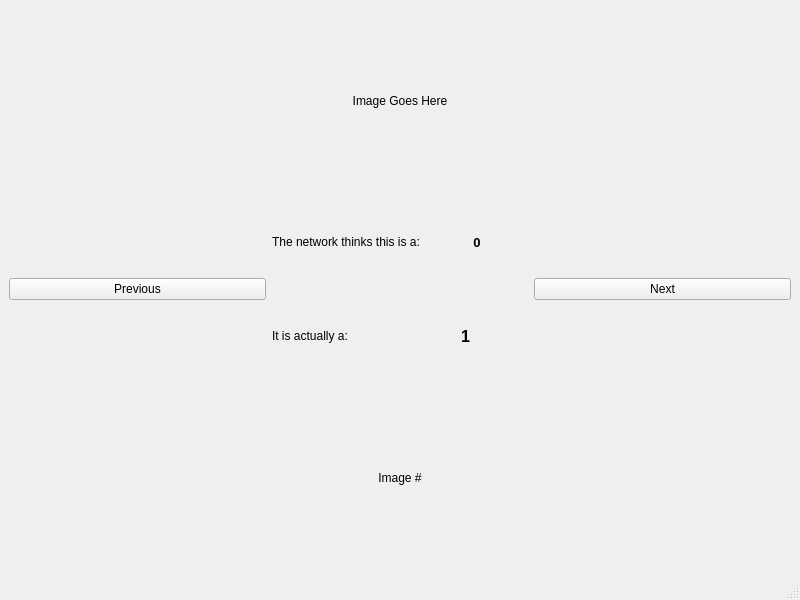
Qt form mainwindow.ui (kylerobots/mnist-viewer) before a commit.
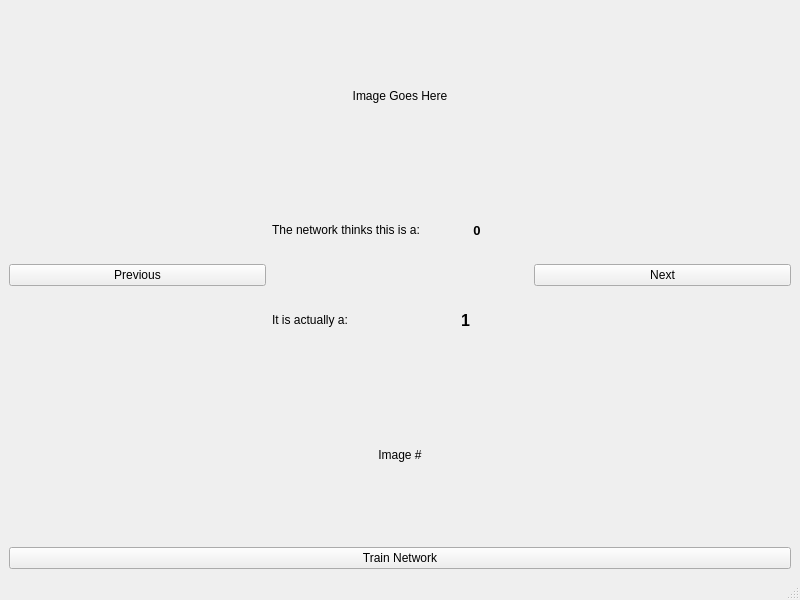
The same form after that commit.

Commit message: Add GUI elements to request training.

```diff
--- a/mainwindow.ui
+++ b/mainwindow.ui
@@ -109,6 +109,13 @@
       </property>
      </widget>
     </item>
+    <item>
+     <widget class="QPushButton" name="train_button">
+      <property name="text">
+       <string>Train Network</string>
+      </property>
+     </widget>
+    </item>
    </layout>
   </widget>
   <widget class="QMenuBar" name="menubar">
```
The commit also changes 3 other files.
